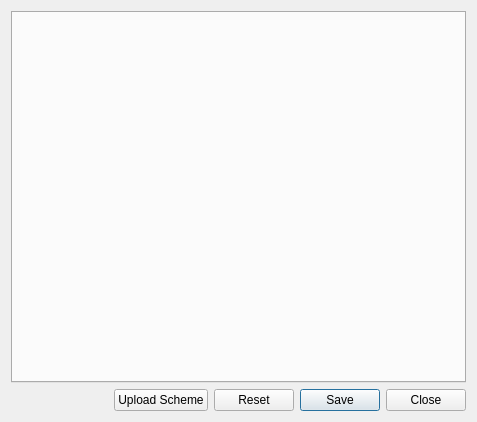
Sonic-DE/sonic-desktop-interface, file kcms/colors/scmeditordialog.ui: the form before one commit.
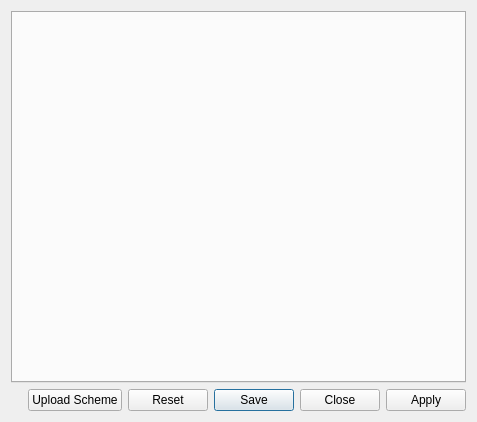
The form after the commit.

```diff
--- a/kcms/colors/scmeditordialog.ui
+++ b/kcms/colors/scmeditordialog.ui
@@ -49,7 +49,7 @@
      <item>
       <widget class="QDialogButtonBox" name="buttonBox">
        <property name="standardButtons">
-        <set>QDialogButtonBox::Close|QDialogButtonBox::Reset|QDialogButtonBox::Save</set>
+        <set>QDialogButtonBox::Close|QDialogButtonBox::Reset|QDialogButtonBox::Apply|QDialogButtonBox::Save</set>
        </property>
       </widget>
      </item>
```
